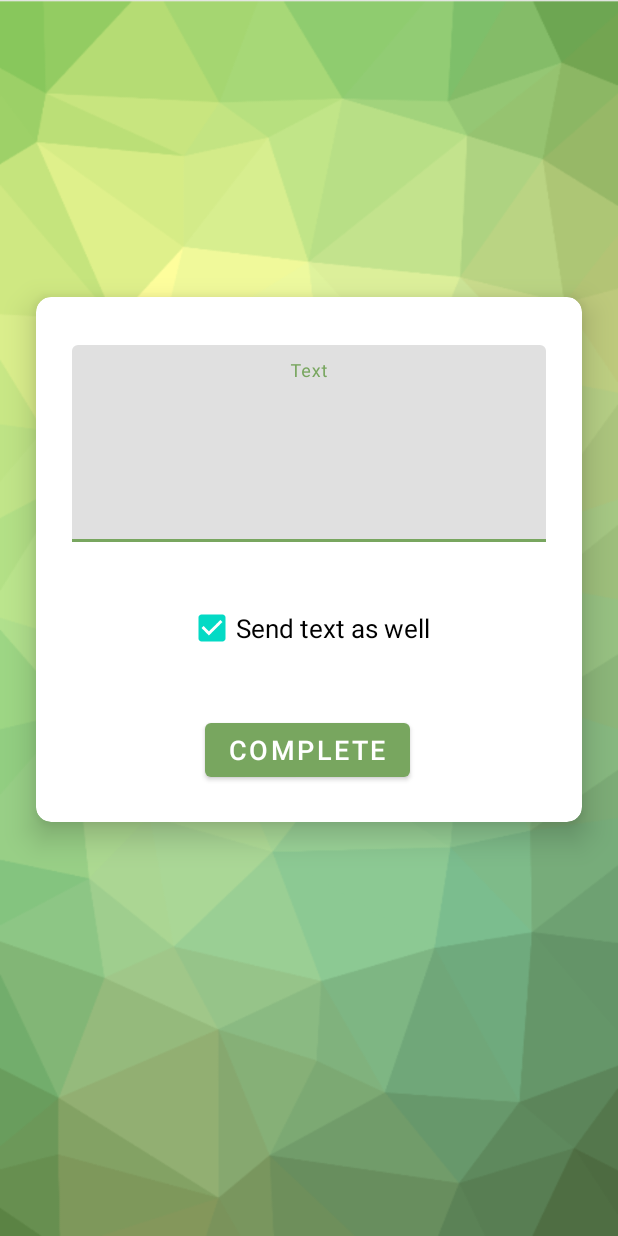
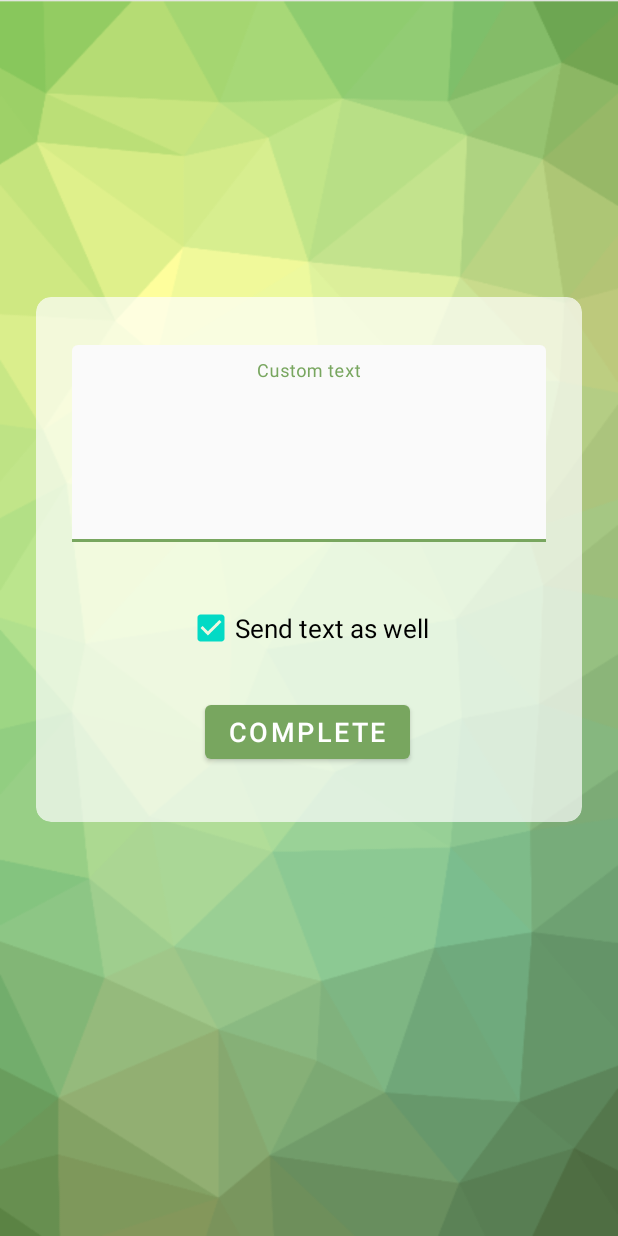
Before and after one commit to ZSabakh/emergency-contacts-kotlin, an Android app: the CustomTextActivity screen opened directly, with no data from a screen before it, on a phone screen of 412 x 824 dp. Run offline under Robolectric (Android 15) with nearby library versions, the phone set to English and light mode, and no system bars; 3 statements that could not run were skipped.

Commit message:
Minor UI changes

```diff
--- a/app/src/main/java/com/example/sosapp/ui/MainActivity.kt
+++ b/app/src/main/java/com/example/sosapp/ui/MainActivity.kt
@@ -131,8 +131,6 @@ class MainActivity : AppCompatActivity() {
                         startActivity(intent)
                     }
                     val loginResponse = response.body()
-                    Toast.makeText(this@MainActivity, "Contacts fetched!", Toast.LENGTH_SHORT)
-                        .show()
                     pbContacts.hide()
                     btGotoTexts.visibility = View.VISIBLE
                     btAddContact.visibility = View.VISIBLE
--- a/app/src/main/res/drawable/splash_screen_background.xml
+++ b/app/src/main/res/drawable/splash_screen_background.xml
@@ -3,7 +3,7 @@
     android:opacity="opaque">
     <item android:drawable="@color/green_500" />
     <item
-        android:height="170dp"
+        android:height="160dp"
         android:width="380dp"
         android:gravity="center">
         <bitmap
--- a/app/src/main/res/layout/activity_add_contact.xml
+++ b/app/src/main/res/layout/activity_add_contact.xml
@@ -11,8 +11,9 @@
         android:layout_width="match_parent"
         android:layout_height="wrap_content"
         android:layout_marginStart="24dp"
-        android:layout_marginTop="120dp"
+        android:layout_marginTop="150dp"
         android:layout_marginEnd="24dp"
+        app:cardBackgroundColor="#D2FFFFFF"
         app:cardCornerRadius="10dp"
         app:layout_constraintEnd_toEndOf="parent"
         app:layout_constraintStart_toStartOf="parent"
--- a/app/src/main/res/layout/activity_custom_text.xml
+++ b/app/src/main/res/layout/activity_custom_text.xml
@@ -13,8 +13,9 @@
         android:layout_marginStart="24dp"
         android:layout_marginEnd="24dp"
         android:layout_marginBottom="78dp"
+        app:cardBackgroundColor="#AEFFFFFF"
         app:cardCornerRadius="10dp"
-        app:cardElevation="12dp"
+        app:cardElevation="0dp"
         app:cardMaxElevation="12dp"
         app:layout_constraintBottom_toBottomOf="parent"
         app:layout_constraintEnd_toEndOf="parent"
@@ -29,7 +30,7 @@
                 android:id="@+id/bt_complete_custom_text"
                 android:layout_width="wrap_content"
                 android:layout_height="wrap_content"
-                android:layout_marginBottom="24dp"
+                android:layout_marginBottom="36dp"
                 android:text="@string/complete"
                 android:textSize="18sp"
                 app:layout_constraintBottom_toBottomOf="parent"
@@ -44,6 +45,7 @@
                 android:layout_marginStart="24dp"
                 android:layout_marginTop="32dp"
                 android:layout_marginEnd="24dp"
+                app:boxBackgroundColor="#E9FAFAFA"
                 app:layout_constraintEnd_toEndOf="parent"
                 app:layout_constraintStart_toStartOf="parent"
                 app:layout_constraintTop_toTopOf="parent">
@@ -54,7 +56,7 @@
                     android:layout_height="wrap_content"
                     android:elevation="0dp"
                     android:gravity="clip_vertical|center_horizontal"
-                    android:hint="@string/text"
+                    android:hint="@string/custom_text"
                     android:lines="4"
                     android:textSize="20sp" />
             </com.google.android.material.textfield.TextInputLayout>
@@ -63,13 +65,15 @@
                 android:id="@+id/cb_send_text"
                 android:layout_width="wrap_content"
                 android:layout_height="wrap_content"
+                android:checked="true"
                 android:text="@string/send_text_as_well"
                 android:textSize="17sp"
-                android:checked="true"
                 app:layout_constraintBottom_toTopOf="@+id/bt_complete_custom_text"
                 app:layout_constraintEnd_toEndOf="parent"
+                app:layout_constraintHorizontal_bias="0.497"
                 app:layout_constraintStart_toStartOf="parent"
-                app:layout_constraintTop_toBottomOf="@+id/textInputLayout" />
+                app:layout_constraintTop_toBottomOf="@+id/textInputLayout"
+                app:layout_constraintVertical_bias="0.611" />
         </androidx.constraintlayout.widget.ConstraintLayout>
     </androidx.cardview.widget.CardView>
 </androidx.constraintlayout.widget.ConstraintLayout>
--- a/app/src/main/res/layout/activity_existing_contacts.xml
+++ b/app/src/main/res/layout/activity_existing_contacts.xml
@@ -11,12 +11,13 @@
         android:layout_width="0dp"
         android:layout_height="wrap_content"
         android:background="#BAFFFFFF"
+        android:theme="@style/ExistingContacsTheme"
         android:drawableLeft="@android:drawable/ic_menu_search"
         android:drawablePadding="-40dp"
         android:elevation="10dp"
         android:gravity="center"
-        android:hint="Search"
-        android:padding="5dp"
+        android:hint="@string/search"
+        android:padding="12dp"
         android:textSize="22sp"
         app:layout_constraintEnd_toEndOf="parent"
         app:layout_constraintStart_toStartOf="parent"
@@ -28,6 +29,7 @@
         android:id="@+id/rv_existing_contacts"
         android:layout_width="403dp"
         android:layout_height="693dp"
+        android:layout_marginTop="24dp"
         android:elevation="5dp"
         app:layout_constraintBottom_toBottomOf="parent"
         app:layout_constraintEnd_toEndOf="parent"
--- a/app/src/main/res/layout/activity_register.xml
+++ b/app/src/main/res/layout/activity_register.xml
@@ -12,13 +12,14 @@
         android:id="@+id/cv_contact_element"
         android:layout_width="370dp"
         android:layout_height="480dp"
-        android:layout_marginTop="115dp"
         app:cardBackgroundColor="#BEFDFDFD"
         app:cardCornerRadius="10dp"
         app:cardElevation="0dp"
+        app:layout_constraintBottom_toBottomOf="parent"
         app:layout_constraintEnd_toEndOf="parent"
         app:layout_constraintStart_toStartOf="parent"
-        app:layout_constraintTop_toTopOf="parent">
+        app:layout_constraintTop_toTopOf="parent"
+        app:layout_constraintVertical_bias="0.32999998">
 
         <androidx.constraintlayout.widget.ConstraintLayout
             android:layout_width="match_parent"
--- a/app/src/main/res/layout/activity_send_text.xml
+++ b/app/src/main/res/layout/activity_send_text.xml
@@ -26,7 +26,7 @@
         android:layout_width="wrap_content"
         android:layout_height="wrap_content"
         android:layout_marginBottom="52dp"
-        android:text="@string/send_custom_text"
+        android:text="@string/custom_text"
         app:layout_constraintBottom_toBottomOf="parent"
         app:layout_constraintEnd_toEndOf="parent"
         app:layout_constraintStart_toStartOf="parent" />
--- a/app/src/main/res/values/strings.xml
+++ b/app/src/main/res/values/strings.xml
@@ -9,9 +9,10 @@
     <string name="name">Name</string>
     <string name="send_text">Send text</string>
     <string name="remove">remove</string>
-    <string name="send_custom_text">Send custom text</string>
+    <string name="custom_text">Custom text</string>
     <string name="text">Text</string>
     <string name="complete">Complete</string>
     <string name="send_text_as_well">Send text as well</string>
     <string name="add_contacts">Add contacts</string>
+    <string name="search">Search</string>
 </resources>
--- a/app/src/main/res/values/themes.xml
+++ b/app/src/main/res/values/themes.xml
@@ -2,6 +2,7 @@
     <!-- Base application theme. -->
     <style name="Theme.SosApp" parent="Theme.MaterialComponents.DayNight.DarkActionBar">
         <!-- Primary brand color. -->
+        <item name="android:windowBackground">@drawable/splash_screen_background</item>
         <item name="windowActionBar">false</item>
         <item name="windowNoTitle">true</item>
         <item name="android:textColorHint">@color/black</item>
```
Also changed, not shown: app/src/main/res/layout/contact_element.xml (+14 -13 lines), app/src/main/res/values/styles.xml (+7 -0 lines).
